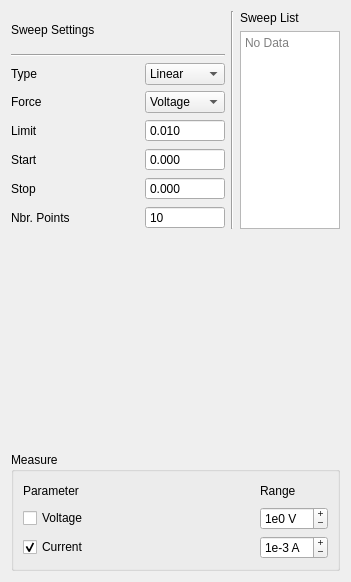
Above: forms/smu_sweep_config_widget.ui from schwemmdx/keithley-tool before the change. Below: the same form after it.
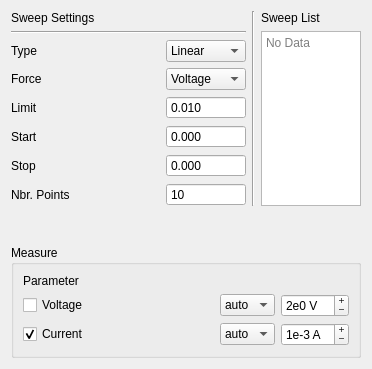
That is the form after the change.

Commit message: added ranges for voltage and current

Diff of the .ui file:
```diff
--- a/forms/smu_sweep_config_widget.ui
+++ b/forms/smu_sweep_config_widget.ui
@@ -6,8 +6,8 @@
    <rect>
     <x>0</x>
     <y>0</y>
-    <width>351</width>
-    <height>582</height>
+    <width>372</width>
+    <height>369</height>
    </rect>
   </property>
   <property name="windowTitle">
@@ -292,7 +292,14 @@
         </property>
        </widget>
       </item>
-      <item row="0" column="1">
+      <item row="1" column="0">
+       <widget class="QCheckBox" name="measureVoltage">
+        <property name="text">
+         <string>Voltage</string>
+        </property>
+       </widget>
+      </item>
+      <item row="1" column="1">
        <spacer name="horizontalSpacer_2">
         <property name="orientation">
          <enum>Qt::Horizontal</enum>
@@ -305,21 +312,33 @@
         </property>
        </spacer>
       </item>
-      <item row="0" column="2">
-       <widget class="QLabel" name="label">
-        <property name="text">
-         <string>Range</string>
-        </property>
-       </widget>
-      </item>
-      <item row="1" column="0">
-       <widget class="QCheckBox" name="measureVoltage">
-        <property name="text">
-         <string>Voltage</string>
-        </property>
-       </widget>
-      </item>
       <item row="1" column="2">
+       <widget class="QComboBox" name="rangeTypeVolt">
+        <property name="sizePolicy">
+         <sizepolicy hsizetype="Fixed" vsizetype="Fixed">
+          <horstretch>0</horstretch>
+          <verstretch>0</verstretch>
+         </sizepolicy>
+        </property>
+        <property name="maximumSize">
+         <size>
+          <width>60</width>
+          <height>16777215</height>
+         </size>
+        </property>
+        <item>
+         <property name="text">
+          <string>auto</string>
+         </property>
+        </item>
+        <item>
+         <property name="text">
+          <string>fixed</string>
+         </property>
+        </item>
+       </widget>
+      </item>
+      <item row="1" column="3">
        <widget class="QSpinBox" name="voltageRange">
         <property name="buttonSymbols">
          <enum>QAbstractSpinBox::PlusMinus</enum>
@@ -328,7 +347,7 @@
          <string> V</string>
         </property>
         <property name="prefix">
-         <string>1e</string>
+         <string>2e</string>
         </property>
         <property name="minimum">
          <number>-6</number>
@@ -349,6 +368,32 @@
        </widget>
       </item>
       <item row="2" column="2">
+       <widget class="QComboBox" name="rangeTypeCurrent">
+        <property name="sizePolicy">
+         <sizepolicy hsizetype="Fixed" vsizetype="Fixed">
+          <horstretch>0</horstretch>
+          <verstretch>0</verstretch>
+         </sizepolicy>
+        </property>
+        <property name="maximumSize">
+         <size>
+          <width>60</width>
+          <height>16777215</height>
+         </size>
+        </property>
+        <item>
+         <property name="text">
+          <string>auto</string>
+         </property>
+        </item>
+        <item>
+         <property name="text">
+          <string>fixed</string>
+         </property>
+        </item>
+       </widget>
+      </item>
+      <item row="2" column="3">
        <widget class="QSpinBox" name="currentRange">
         <property name="buttonSymbols">
          <enum>QAbstractSpinBox::PlusMinus</enum>
```
